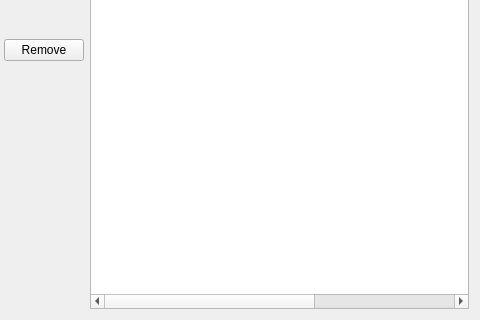
jimmyd-be/Hardware-Monitor-Applet, file Hardware Monitor Applet/GUI/DataPageWidget.ui: the form before one commit; both pictures show x 393 to 873 and y 377 to 697 of the 873 by 697 pixel window.
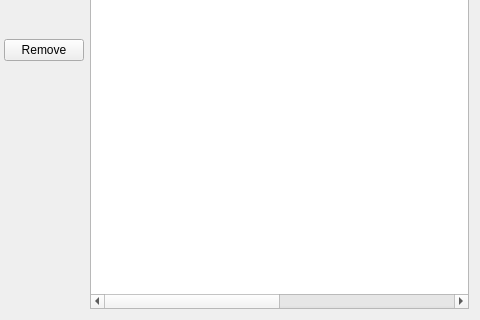
The form after the commit.

Commit message: Added symbol column in Data Page.

```diff
--- a/Hardware Monitor Applet/GUI/DataPageWidget.ui
+++ b/Hardware Monitor Applet/GUI/DataPageWidget.ui
@@ -225,6 +225,11 @@
        <string>Precision</string>
       </property>
      </column>
+     <column>
+      <property name="text">
+       <string>Symbol</string>
+      </property>
+     </column>
     </widget>
    </item>
   </layout>
```
The commit also changes 2 other files.
